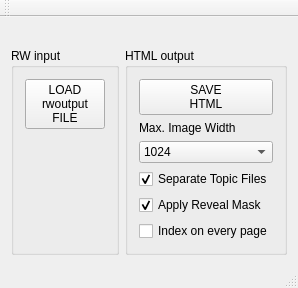
First picture: the form in mainwindow.ui, repository farling42/RWoutput, before the edit.
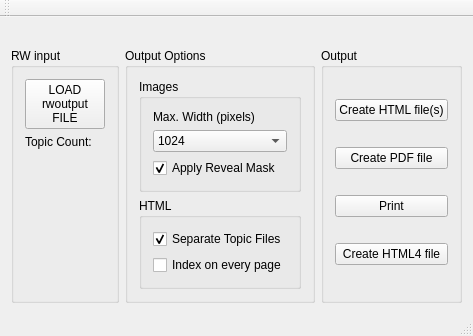
Second picture: the form after the edit.

Commit message: Add support for converting file to HTML4 subset that is supported by Qt. Pass the HTML4 subset version to a QTextDocument for outputting to either a PDF document or directly to a Printer. Very large realms crash a 32-bit application since the entire document needs to be stored inside a QTextDocument. I don't have a 64-bit of the ZLIB library yet.

Patch:
```diff
--- a/mainwindow.ui
+++ b/mainwindow.ui
@@ -6,8 +6,8 @@
    <rect>
     <x>0</x>
     <y>0</y>
-    <width>263</width>
-    <height>254</height>
+    <width>411</width>
+    <height>305</height>
    </rect>
   </property>
   <property name="windowTitle">
@@ -23,20 +23,7 @@
      </widget>
     </item>
     <item>
-     <widget class="QWidget" name="widget" native="true">
-      <layout class="QHBoxLayout" name="horizontalLayout_2">
-       <property name="leftMargin">
-        <number>0</number>
-       </property>
-       <property name="topMargin">
-        <number>0</number>
-       </property>
-       <property name="rightMargin">
-        <number>0</number>
-       </property>
-       <property name="bottomMargin">
-        <number>0</number>
-       </property>
+     <layout class="QHBoxLayout" name="horizontalLayout">
        <item>
         <widget class="QGroupBox" name="rwInput">
          <property name="title">
@@ -52,6 +39,13 @@
             </property>
            </widget>
           </item>
+         <item>
+          <widget class="QLabel" name="topicCount">
+           <property name="text">
+            <string>Topic Count: </string>
+           </property>
+          </widget>
+         </item>
           <item>
            <spacer name="verticalSpacer_2">
             <property name="orientation">
@@ -71,21 +65,19 @@
        <item>
         <widget class="QGroupBox" name="htmlOutput">
          <property name="title">
-          <string>HTML output</string>
+         <string>Output Options</string>
          </property>
          <layout class="QVBoxLayout" name="verticalLayout">
           <item>
-           <widget class="QPushButton" name="saveHtml">
-            <property name="text">
-             <string>SAVE
-HTML</string>
-            </property>
-           </widget>
-          </item>
+          <widget class="QGroupBox" name="groupBox_3">
+           <property name="title">
+            <string>Images</string>
+           </property>
+           <layout class="QVBoxLayout" name="verticalLayout_6">
           <item>
            <widget class="QLabel" name="label">
             <property name="text">
-             <string>Max. Image Width</string>
+               <string>Max. Width (pixels)</string>
             </property>
            </widget>
           </item>
@@ -119,16 +111,6 @@
             </item>
            </widget>
           </item>
-          <item>
-           <widget class="QCheckBox" name="separateTopicFiles">
-            <property name="text">
-             <string>Separate Topic Files</string>
-            </property>
-            <property name="checked">
-             <bool>true</bool>
-            </property>
-           </widget>
-          </item>
           <item>
            <widget class="QCheckBox" name="revealMask">
             <property name="toolTip">
@@ -142,6 +124,28 @@
             </property>
            </widget>
           </item>
+           </layout>
+          </widget>
+         </item>
+         <item>
+          <widget class="QGroupBox" name="groupBox_2">
+           <property name="title">
+            <string>HTML</string>
+           </property>
+           <layout class="QVBoxLayout" name="verticalLayout_5">
+            <item>
+             <widget class="QCheckBox" name="separateTopicFiles">
+              <property name="toolTip">
+               <string>For HTML output, produce a separate web page for each topic</string>
+              </property>
+              <property name="text">
+               <string>Separate Topic Files</string>
+              </property>
+              <property name="checked">
+               <bool>true</bool>
+              </property>
+             </widget>
+            </item>
           <item>
            <widget class="QCheckBox" name="indexOnEveryPage">
             <property name="text">
@@ -149,6 +153,9 @@
             </property>
            </widget>
           </item>
+           </layout>
+          </widget>
+         </item>
           <item>
            <spacer name="verticalSpacer_3">
             <property name="orientation">
@@ -165,8 +172,56 @@
          </layout>
         </widget>
        </item>
-      </layout>
-     </widget>
+      <item>
+       <widget class="QGroupBox" name="groupBox">
+        <property name="title">
+         <string>Output</string>
+        </property>
+        <layout class="QVBoxLayout" name="verticalLayout_4">
+         <item>
+          <widget class="QPushButton" name="saveHtml">
+           <property name="toolTip">
+            <string>Create one or more HTML files (HTML5)</string>
+           </property>
+           <property name="text">
+            <string>Create HTML file(s)</string>
+           </property>
+          </widget>
+         </item>
+         <item>
+          <widget class="QPushButton" name="savePdf">
+           <property name="toolTip">
+            <string>Produce a single PDF document with all topics in alphabetical order</string>
+           </property>
+           <property name="text">
+            <string>Create PDF file</string>
+           </property>
+          </widget>
+         </item>
+         <item>
+          <widget class="QPushButton" name="print">
+           <property name="toolTip">
+            <string>Print all the topics in alphabetical order</string>
+           </property>
+           <property name="text">
+            <string>Print</string>
+           </property>
+          </widget>
+         </item>
+         <item>
+          <widget class="QPushButton" name="simpleHtml">
+           <property name="toolTip">
+            <string>This is the interim format for PDF and Print generation</string>
+           </property>
+           <property name="text">
+            <string>Create HTML4 file</string>
+           </property>
+          </widget>
+         </item>
+        </layout>
+       </widget>
+      </item>
+     </layout>
     </item>
    </layout>
   </widget>
```
Left out of the diff: 5 changed lines with no effect on the pictures. Lines whose indentation alone changed are shown as unchanged. The commit also changes 5 other files.
